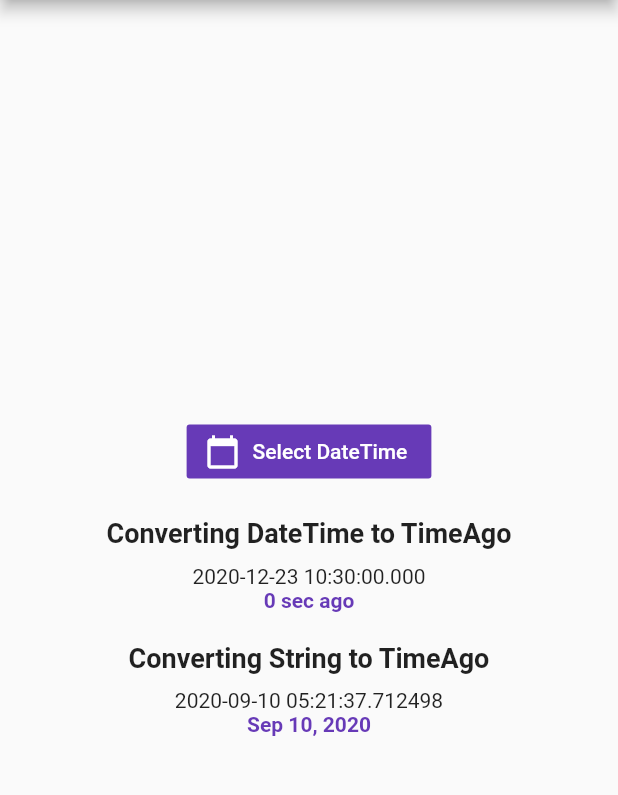
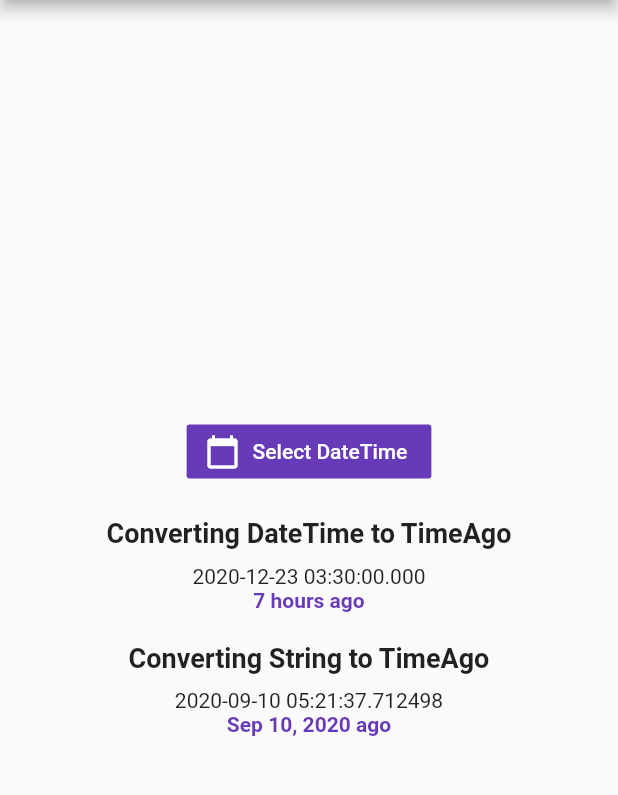
Before and after one commit to nixrajput/get-time-ago, a Flutter app: the screen it shows after launch, on a phone screen of 412 x 824 dp, the part 84-879 px from its top. Run offline on Flutter 3.47's test engine with Material 2 defaults, Android fonts, the phone set to English and light mode, and no system bars.

Commit message:
updated to version 0.1.0

````diff
--- a/example/lib/main.dart
+++ b/example/lib/main.dart
@@ -22,7 +22,7 @@ class HomePage extends StatefulWidget {
 }
 
 class _HomePageState extends State<HomePage> {
-  var _dateTime = DateTime.now();
+  var _dateTime = DateTime.now().subtract(const Duration(hours: 7));
   final _timestamp = '2020-09-10 05:21:37.712498';
 
   Future<void> _selectDate() async {
--- a/lib/get_time_ago.dart
+++ b/lib/get_time_ago.dart
@@ -1,33 +1,86 @@
 import 'package:intl/intl.dart';
 
+import './messages/languages/en_msg.dart';
+import './messages/languages/es_msg.dart';
+import './messages/languages/fr_msg.dart';
+import './messages/languages/hi_msg.dart';
+import './messages/languages/pt_br_msg.dart';
+import './messages/messages.dart';
+
+// ignore: avoid_classes_with_only_static_members
 class TimeAgo {
-  static String getTimeAgo(DateTime dateTime) {
+  static String _default = 'en';
+
+  static final Map<String, Messages> _messageMap = {
+    'en': EnglishMessages(),
+    'es': EspanaMessages(),
+    'fr': FrenchMessages(),
+    'hi': HindiMessages(),
+    'pt': PortugueseBrazilMessages(),
+    'br': PortugueseBrazilMessages(),
+  };
+
+  ///
+  /// Sets the default [locale]. By default it is `en`.
+  ///
+  /// Example:
+  /// ```dart
+  /// setDefaultLocale('fr');
+  /// ```
+  ///
+  static void setDefaultLocale(String locale) {
+    assert(locale != null, '[locale] must not be null');
+    assert(_messageMap.containsKey(locale), '[locale] must be a valid locale');
+    _default = locale;
+  }
+
+  ///
+  /// [getTimeAgo] formats provided [dateTime] to a formatted time
+  /// like 'a minute ago'.
+  /// - If [locale] is passed will look for message for that locale.
+  ///
+
+  static String getTimeAgo(DateTime dateTime, {String locale}) {
+    final _locale = locale ?? _default;
+    final _message = _messageMap[_locale] ?? EnglishMessages();
+    final date = DateFormat.yMMMd().format(dateTime);
     var elapsed =
         DateTime.now().millisecondsSinceEpoch - dateTime.millisecondsSinceEpoch;
+
+    var _prefix = _message.prefixAgo();
+    var _suffix = _message.suffixAgo();
+
+    ///
+    /// Getting [seconds], [minutes], [hours], [days] from provided [dateTime]
+    /// by subtracting it from current [DateTime.now()].
+    ///
 
     final num seconds = elapsed / 1000;
     final num minutes = seconds / 60;
     final num hours = minutes / 60;
     final num days = hours / 24;
-    final date = DateFormat.yMMMd().format(dateTime);
 
-    String message;
+    String msg;
     if (seconds < 59) {
-      message = '${seconds.round()} sec ago';
+      msg = _message.secsAgo(seconds.round());
+    } else if (seconds < 119) {
+      msg = _message.minAgo(minutes.round());
     } else if (minutes < 59) {
-      message = '${minutes.round()} min ago';
+      msg = _message.minsAgo(minutes.round());
     } else if (minutes < 119) {
-      message = '${hours.round()} hour ago';
+      msg = _message.hourAgo(hours.round());
     } else if (hours < 24) {
-      message = '${hours.round()} hours ago';
+      msg = _message.hoursAgo(hours.round());
     } else if (hours < 48) {
-      message = '1 day ago';
+      msg = _message.dayAgo(hours.round());
     } else if (days < 7) {
-      message = '${days.round()} days ago';
+      msg = _message.daysAgo(days.round());
     } else {
-      message = date;
+      msg = date;
     }
 
-    return message;
+    return [_prefix, msg, _suffix]
+        .where((result) => result != null && result.isNotEmpty)
+        .join(_message.wordSeparator());
   }
 }
--- /dev/null
+++ b/lib/messages/languages/en_msg.dart
@@ -0,0 +1,40 @@
+import '../messages.dart';
+
+/// English Messages
+class EnglishMessages implements Messages {
+  @override
+  String prefixAgo() => '';
+
+  @override
+  String prefixFromNow() => '';
+
+  @override
+  String suffixAgo() => 'ago';
+
+  @override
+  String suffixFromNow() => 'from now';
+
+  @override
+  String secsAgo(int seconds) => '$seconds seconds';
+
+  @override
+  String minAgo(int minutes) => 'a minute';
+
+  @override
+  String minsAgo(int minutes) => '$minutes minutes';
+
+  @override
+  String hourAgo(int minutes) => 'an hour';
+
+  @override
+  String hoursAgo(int hours) => '$hours hours';
+
+  @override
+  String dayAgo(int hours) => 'a day';
+
+  @override
+  String daysAgo(int days) => '$days days';
+
+  @override
+  String wordSeparator() => ' ';
+}
--- /dev/null
+++ b/lib/messages/languages/es_msg.dart
@@ -0,0 +1,39 @@
+import '../messages.dart';
+
+/// Spanish Messages
+class EspanaMessages implements Messages {
+  @override
+  String prefixAgo() => 'hace';
+  @override
+  String prefixFromNow() => 'dentro de';
+
+  @override
+  String suffixAgo() => '';
+
+  @override
+  String suffixFromNow() => '';
+
+  @override
+  String secsAgo(int seconds) => '$seconds segundos';
+
+  @override
+  String minAgo(int minutes) => 'un minuto';
+
+  @override
+  String minsAgo(int minutes) => '$minutes minutos';
+
+  @override
+  String hourAgo(int minutes) => 'una hora';
+
+  @override
+  String hoursAgo(int hours) => '$hours horas';
+
+  @override
+  String dayAgo(int hours) => 'un día';
+
+  @override
+  String daysAgo(int days) => '$days días';
+
+  @override
+  String wordSeparator() => ' ';
+}
--- /dev/null
+++ b/lib/messages/languages/fr_msg.dart
@@ -0,0 +1,40 @@
+import '../messages.dart';
+
+/// French messages
+class FrenchMessages implements Messages {
+  @override
+  String prefixAgo() => 'il y a';
+
+  @override
+  String prefixFromNow() => "d'ici";
+
+  @override
+  String suffixAgo() => '';
+
+  @override
+  String suffixFromNow() => '';
+
+  @override
+  String secsAgo(int seconds) => '$seconds secondes';
+
+  @override
+  String minAgo(int minutes) => 'une minute';
+
+  @override
+  String minsAgo(int minutes) => '$minutes minutes';
+
+  @override
+  String hourAgo(int minutes) => 'une heure';
+
+  @override
+  String hoursAgo(int hours) => '$hours heures';
+
+  @override
+  String dayAgo(int hours) => 'une jour';
+
+  @override
+  String daysAgo(int days) => '$days jours';
+
+  @override
+  String wordSeparator() => ' ';
+}
--- /dev/null
+++ b/lib/messages/languages/hi_msg.dart
@@ -0,0 +1,39 @@
+import '../messages.dart';
+
+/// Hindi Messages
+class HindiMessages implements Messages {
+  @override
+  String prefixAgo() => '';
+  @override
+  String prefixFromNow() => 'अब से';
+
+  @override
+  String suffixAgo() => 'पहले';
+
+  @override
+  String suffixFromNow() => '';
+
+  @override
+  String secsAgo(int seconds) => '$seconds क्षण';
+
+  @override
+  String minAgo(int minutes) => 'एक मिनट';
+
+  @override
+  String minsAgo(int minutes) => '$minutes मिनट';
+
+  @override
+  String hourAgo(int minutes) => 'एक घंटा';
+
+  @override
+  String hoursAgo(int hours) => '$hours घंटे';
+
+  @override
+  String dayAgo(int hours) => 'एक दिन';
+
+  @override
+  String daysAgo(int days) => '$days दिन';
+
+  @override
+  String wordSeparator() => ' ';
+}
--- /dev/null
+++ b/lib/messages/languages/pt_br_msg.dart
@@ -0,0 +1,40 @@
+import '../messages.dart';
+
+/// Portuguese-Brazil Messages
+class PortugueseBrazilMessages implements Messages {
+  @override
+  String prefixAgo() => 'Há';
+
+  @override
+  String prefixFromNow() => 'em';
+
+  @override
+  String suffixAgo() => '';
+
+  @override
+  String suffixFromNow() => '';
+
+  @override
+  String secsAgo(int seconds) => '$seconds segundos';
+
+  @override
+  String minAgo(int minutes) => 'um minuto';
+
+  @override
+  String minsAgo(int minutes) => '$minutes minutos';
+
+  @override
+  String hourAgo(int minutes) => 'uma hora';
+
+  @override
+  String hoursAgo(int hours) => '$hours horas';
+
+  @override
+  String dayAgo(int hours) => 'um dia';
+
+  @override
+  String daysAgo(int days) => '$days dias';
+
+  @override
+  String wordSeparator() => ' ';
+}
--- /dev/null
+++ b/lib/messages/messages.dart
@@ -0,0 +1,34 @@
+/// [Messages] Template
+
+abstract class Messages {
+  String prefixAgo();
+
+  String prefixFromNow();
+
+  String suffixAgo();
+
+  String suffixFromNow();
+
+  /// When time is less than a minute
+  String secsAgo(int seconds);
+
+  /// When time is about a minute
+  String minAgo(int minutes);
+
+  /// When time is in minutes
+  String minsAgo(int minutes);
+
+  /// When time is about an hour
+  String hourAgo(int minutes);
+
+  /// When time is in hours
+  String hoursAgo(int hours);
+
+  /// When time is a day
+  String dayAgo(int hours);
+
+  /// When time is in days
+  String daysAgo(int days);
+
+  String wordSeparator() => ' ';
+}
````
Also changed, not shown: 4 other files.
